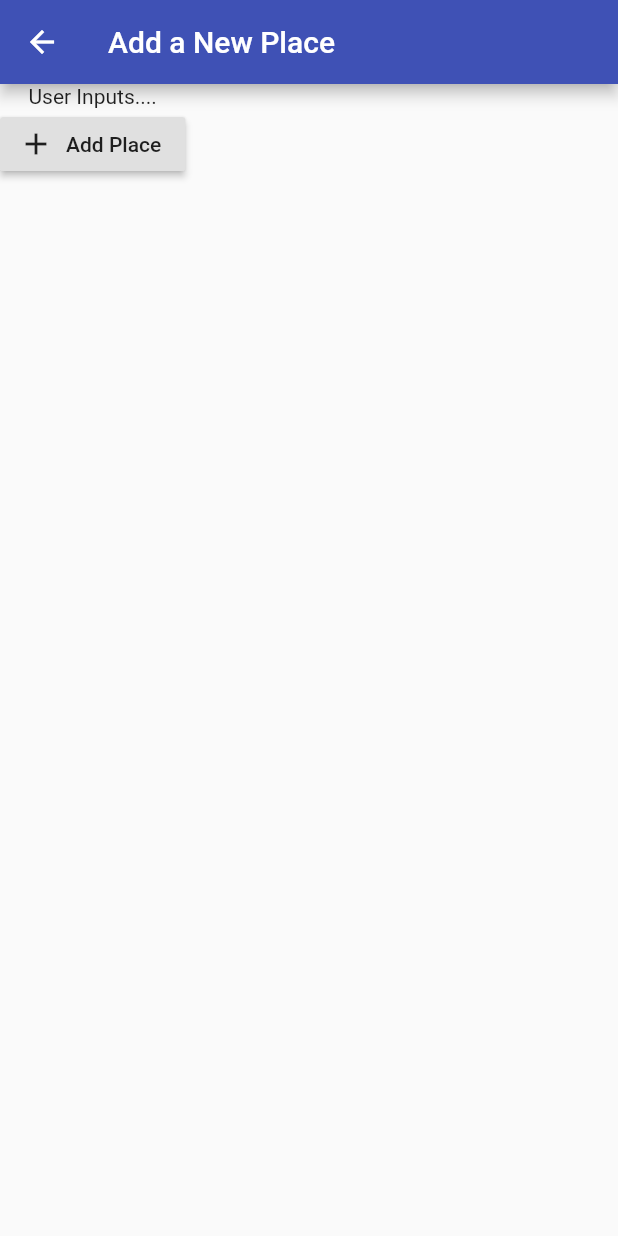
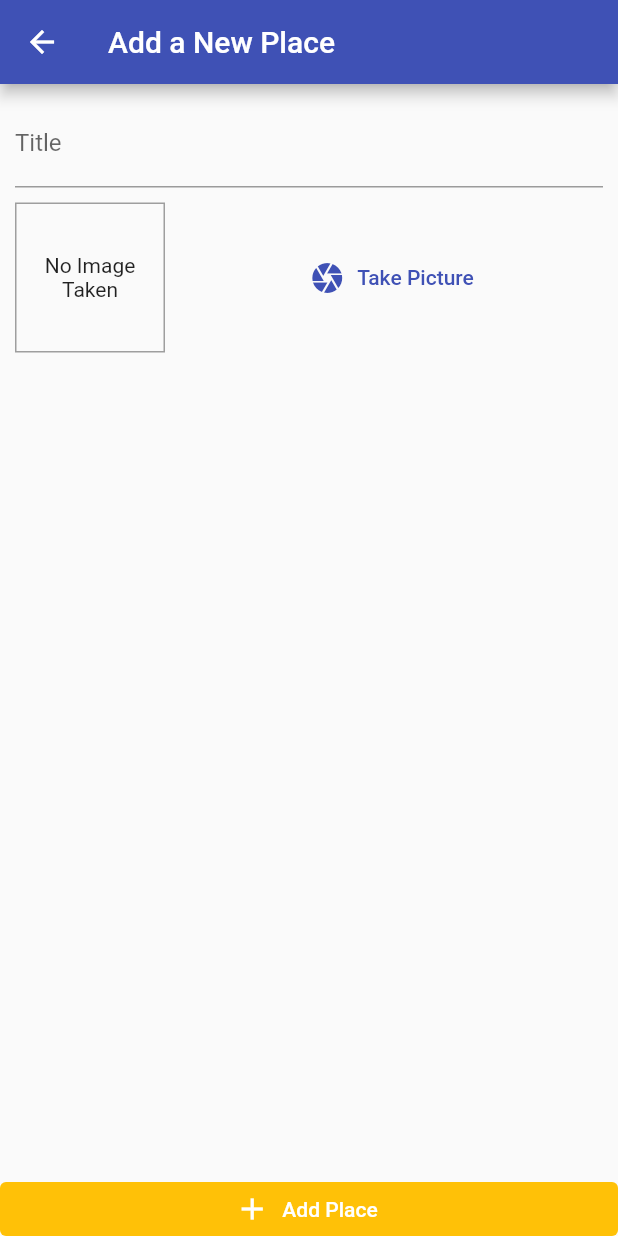
Before and after one commit to khoir-roni/great_-laces_app, a Flutter app: the screen it shows after launch, after a tap on the "add" icon, on a phone screen of 412 x 824 dp. Run offline on Flutter 3.47's test engine with Material 2 defaults, Android fonts, the phone set to English and light mode, and no system bars.

Commit message:
add image input widget

```diff
--- a/lib/main.dart
+++ b/lib/main.dart
@@ -1,5 +1,6 @@
 import 'package:flutter/material.dart';
-import 'package:great_places_app/screens/add_place_screen.dart';
+import './screens/add_place_screen.dart';
+
 import './screens/places_list_screen.dart';
 import './providers/great_places.dart';
 import 'package:provider/provider.dart';
@@ -22,7 +23,7 @@ class MyApp extends StatelessWidget {
           colorScheme: ColorScheme.fromSwatch(primarySwatch: Colors.indigo)
               .copyWith(secondary: Colors.amber),
         ),
-        home: PlaceListScreen(),
+        home: const PlaceListScreen(),
         routes: {
           AddPlaceScreen.routeName: (context) => AddPlaceScreen(),
         },
--- a/lib/models/place.dart
+++ b/lib/models/place.dart
@@ -1,13 +1,15 @@
 import 'dart:io';
 
-
-class PlaceLocation{
+class PlaceLocation {
   final double latitude;
   final double longitude;
   final String address;
 
-  PlaceLocation({required this.latitude, required this.longitude, required this.address,});
-
+  PlaceLocation({
+    required this.latitude,
+    required this.longitude,
+    required this.address,
+  });
 }
 
 class Place {
@@ -17,6 +19,9 @@ class Place {
   final File image;
 
   Place({
-    required this.id, required this.title, required this.location, required this.image,});
-
+    required this.id,
+    required this.title,
+    required this.location,
+    required this.image,
+  });
 }
--- a/lib/screens/add_place_screen.dart
+++ b/lib/screens/add_place_screen.dart
@@ -1,4 +1,5 @@
 import 'package:flutter/material.dart';
+import '../widgets/image_input.dart';
 
 class AddPlaceScreen extends StatefulWidget {
   AddPlaceScreen({Key? key}) : super(key: key);
@@ -9,6 +10,7 @@ class AddPlaceScreen extends StatefulWidget {
 }
 
 class _AddPlaceScreenState extends State<AddPlaceScreen> {
+  final _titleController = TextEditingController();
   @override
   Widget build(BuildContext context) {
     return Scaffold(
@@ -16,12 +18,37 @@ class _AddPlaceScreenState extends State<AddPlaceScreen> {
         title: Text('Add a New Place'),
       ),
       body: Column(
+        // mainAxisAlignment: MainAxisAlignment.spaceBetween,
+        crossAxisAlignment: CrossAxisAlignment.stretch,
         children: [
-          Text('User Inputs....'),
-          RaisedButton.icon(
+          Expanded(
+              child: SingleChildScrollView(
+            child: Padding(
+              padding: const EdgeInsets.all(10),
+              child: Column(
+                children: [
+                  TextField(
+                    decoration: const InputDecoration(
+                      label: Text('Title'),
+                    ),
+                    controller: _titleController,
+                  ),
+                  SizedBox(
+                    height: 10,
+                  ),
+                  ImageInput(),
+                ],
+              ),
+            ),
+          )),
+          ElevatedButton.icon(
             onPressed: () {},
-            icon: Icon(Icons.add),
-            label: Text("Add Place"),
+            icon: const Icon(Icons.add),
+            label: const Text('Add Place'),
+            style: ElevatedButton.styleFrom(
+                elevation: 0,
+                tapTargetSize: MaterialTapTargetSize.shrinkWrap,
+                primary: Theme.of(context).colorScheme.secondary),
           )
         ],
       ),
--- a/lib/screens/places_list_screen.dart
+++ b/lib/screens/places_list_screen.dart
@@ -8,17 +8,17 @@ class PlaceListScreen extends StatelessWidget {
   Widget build(BuildContext context) {
     return Scaffold(
       appBar: AppBar(
-        title: Text('Your Places'),
+        title: const Text('Your Places'),
         actions: [
           IconButton(
             onPressed: () {
               Navigator.of(context).pushNamed(AddPlaceScreen.routeName);
             },
-            icon: Icon(Icons.add),
+            icon: const Icon(Icons.add),
           )
         ],
       ),
-      body: Center(
+      body: const Center(
         child: CircularProgressIndicator(),
       ),
     );
--- /dev/null
+++ b/lib/widgets/image_input.dart
@@ -0,0 +1,53 @@
+import 'dart:io';
+
+import 'package:flutter/material.dart';
+
+class ImageInput extends StatefulWidget {
+  ImageInput({Key? key}) : super(key: key);
+
+  @override
+  State<ImageInput> createState() => _ImageInputState();
+}
+
+class _ImageInputState extends State<ImageInput> {
+  File? _storedImage;
+
+  @override
+  Widget build(BuildContext context) {
+    return Row(
+      children: [
+        Container(
+          width: 100,
+          height: 100,
+          decoration: BoxDecoration(
+            border: Border.all(width: 1, color: Colors.grey),
+          ),
+          child: _storedImage != null
+              ? Image.file(
+                  _storedImage!,
+                  fit: BoxFit.cover,
+                  width: double.infinity,
+                )
+              : Text(
+                  'No Image Taken',
+                  textAlign: TextAlign.center,
+                ),
+          alignment: Alignment.center,
+        ),
+        const SizedBox(
+          width: 10,
+        ),
+        Expanded(
+          child: TextButton.icon(
+            icon: const Icon(Icons.camera),
+            onPressed: () {},
+            label: const Text('Take Picture'),
+            style: TextButton.styleFrom(
+              primary: Theme.of(context).colorScheme.primary,
+            ),
+          ),
+        )
+      ],
+    );
+  }
+}
```
Also changed, not shown: lib/screens/place_detail_screen.dart (line endings or trailing spaces).
